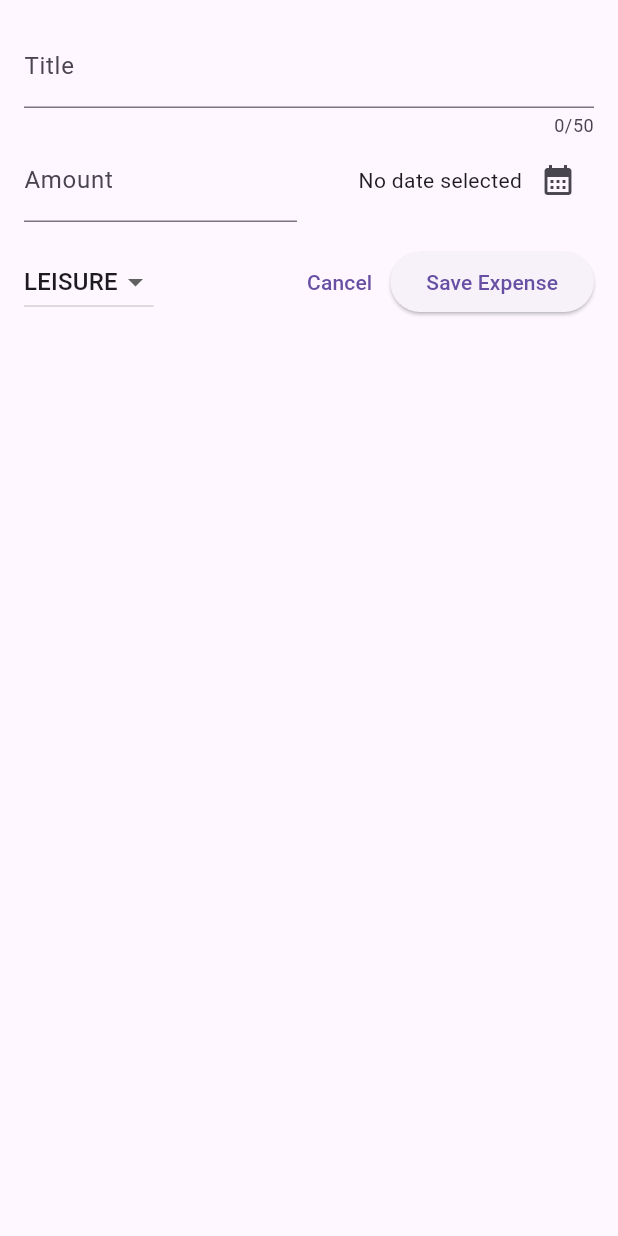
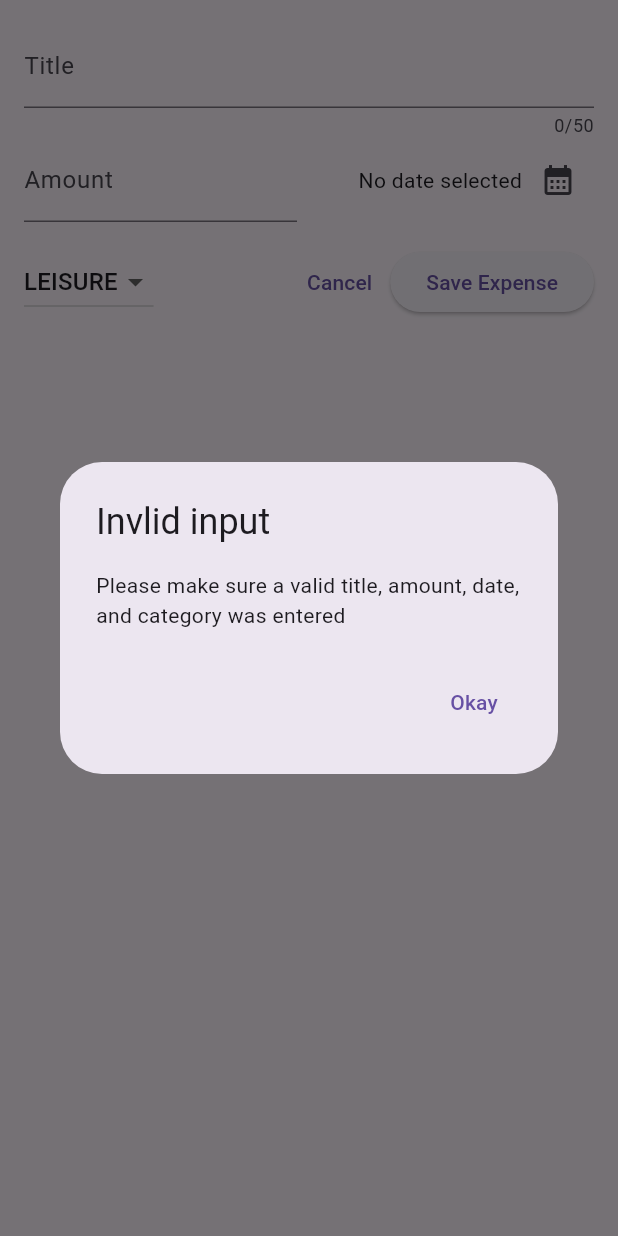
Before and after one commit to jherman1/expense_tracker, a Flutter app: the NewExpense widget shown alone on an empty page, opened directly, after a tap on "Save Expense", on a phone screen of 412 x 824 dp. Run offline on Flutter 3.47's test engine with Material 3 defaults, Android fonts, the phone set to English and light mode, and no system bars.

Commit message:
Added code for form data validation

```diff
--- a/lib/widgets/new_expense.dart
+++ b/lib/widgets/new_expense.dart
@@ -35,6 +35,33 @@ class _NewExpenseState extends State<NewExpense> {
     setState(() {
       _selectedDate = pickedDate;
     });
+  }
+
+  void _submitExpenseData() {
+    final _enteredAmount = double.tryParse(_amountController.text);
+    final amountIsInvalid = _enteredAmount == null || _enteredAmount <= 0;
+
+    if (_titleController.text.trim().isEmpty ||
+        amountIsInvalid ||
+        _selectedDate == null) {
+      showDialog(
+        context: context,
+        builder: (ctx) => AlertDialog(
+          title: const Text('Invlid input'),
+          content: const Text(
+              'Please make sure a valid title, amount, date, and category was entered'),
+          actions: [
+            TextButton(
+              onPressed: () {
+                Navigator.pop(ctx);
+              },
+              child: const Text('Okay'),
+            )
+          ],
+        ),
+      );
+      return;
+    }
   }
 
   @override
@@ -115,10 +142,7 @@ class _NewExpenseState extends State<NewExpense> {
                   },
                   child: const Text('Cancel')),
               ElevatedButton(
-                onPressed: () {
-                  print(_titleController.text);
-                  print(_amountController.text);
-                },
+                onPressed: _submitExpenseData,
                 child: const Text('Save Expense'),
               ),
             ],
```
